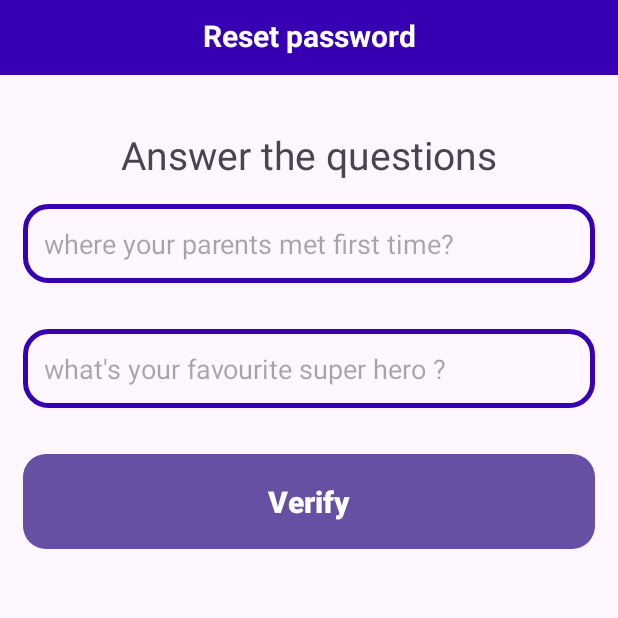
After one commit to Tohamy20/ecommersapp, an Android app built with Jetpack Compose: the ResetPasswordActivity screen opened directly, with no data from a screen before it, on a phone screen of 412 x 824 dp, the top half of it. The commit adds this screen. Run offline under Robolectric (Android 15) with nearby library versions, the phone set to English and light mode, and no system bars; our stand-ins replace Firebase (no records; nobody signed in at launch, a user with empty details on screens opened directly); 2 statements that could not run were skipped.

Commit message:
pushagainafter mahmoud after b2a admin log out orders done show orders content admin before apply changes apply working reclean setting security answers

```diff
--- a/app/src/main/AndroidManifest.xml
+++ b/app/src/main/AndroidManifest.xml
@@ -18,6 +18,9 @@
         android:supportsRtl="true"
         android:theme="@style/Theme.Talabatend"
         tools:targetApi="31">
+        <activity
+            android:name=".ResetPasswordActivity"
+            android:exported="false" />
         <activity
             android:name=".Admin.AdminMaintainProductsActivity"
             android:exported="false" />
--- a/app/src/main/java/com/example/talabatend/CartActivity.java
+++ b/app/src/main/java/com/example/talabatend/CartActivity.java
@@ -52,7 +52,7 @@ public class CartActivity extends AppCompatActivity
         layoutManager = new LinearLayoutManager(this);
         recyclerView.setLayoutManager(layoutManager);
         nextprocessbuttn = (Button) findViewById(R.id.next_process_btn);
-        txttotalamount = (TextView) findViewById(R.id.total_price);
+        txttotalamount = (TextView) findViewById(R.id.page_title);
         txtmsg1 = (TextView) findViewById(R.id.msg1);
 
 
--- /dev/null
+++ b/app/src/main/java/com/example/talabatend/ResetPasswordActivity.java
@@ -0,0 +1,164 @@
+package com.example.talabatend;
+
+import android.content.Intent;
+import android.os.Bundle;
+import android.view.View;
+import android.widget.Button;
+import android.widget.EditText;
+import android.widget.TextView;
+import android.widget.Toast;
+
+import androidx.annotation.NonNull;
+import androidx.appcompat.app.AppCompatActivity;
+
+import com.example.talabatend.Prevalent.Prevalent;
+import com.google.android.gms.tasks.OnCompleteListener;
+import com.google.android.gms.tasks.Task;
+import com.google.firebase.database.DataSnapshot;
+import com.google.firebase.database.DatabaseError;
+import com.google.firebase.database.DatabaseReference;
+import com.google.firebase.database.FirebaseDatabase;
+import com.google.firebase.database.ValueEventListener;
+
+import java.util.HashMap;
+
+public class ResetPasswordActivity extends AppCompatActivity
+{
+
+    private String check ="";
+    private TextView pagetitle,titlequestion;
+    private EditText phonenumber,question1,question2;
+    private Button verifybtn;
+
+
+
+    @Override
+    protected void onCreate(Bundle savedInstanceState) {
+        super.onCreate(savedInstanceState);
+        setContentView(R.layout.activity_reset_password);
+
+
+        check =getIntent().getStringExtra("check");
+
+
+        pagetitle = findViewById(R.id.page_title);
+        titlequestion = findViewById(R.id.title_question);
+        phonenumber = findViewById(R.id.rest_find_phone_number);
+        question1 = findViewById(R.id.question_1);
+        question2 = findViewById(R.id.question_2);
+        verifybtn = findViewById(R.id.veirfy_btn);
+
+
+
+
+
+
+    }
+
+    @Override
+    protected void onStart()
+    {
+        super.onStart();
+        phonenumber.setVisibility(View.GONE);
+
+        if (check.equals("settings"))
+        {
+
+
+
+            pagetitle.setText("Set question");
+            titlequestion.setText("please set answers to the fellowing question");
+
+            verifybtn.setText("Set");
+
+            displayperiviousanswers();
+
+            verifybtn.setOnClickListener(new View.OnClickListener() {
+                @Override
+                public void onClick(View v)
+                {
+
+                    setanswers();
+
+
+                }
+            });
+
+        }
+        else if (check.equals("login"))
+        {
+            phonenumber.setVisibility(View.VISIBLE);
+
+
+        }
+    }
+    private void setanswers(){
+        String answer1 = question1.getText().toString().toLowerCase();
+        String answer2 = question2.getText().toString().toLowerCase();
+        if (question1.equals("")&& question2.equals(""))
+        {
+            Toast.makeText(ResetPasswordActivity.this, "please answer alll questions", Toast.LENGTH_SHORT).show();
+        }
+        else
+        {
+            String user = Prevalent.currentonlineuser.getPhone();
+            DatabaseReference ref = FirebaseDatabase.getInstance().getReference().child("Users").child(user);
+            HashMap<String,Object> userdatamap = new HashMap<>();
+            userdatamap.put("answer1",answer1);
+            userdatamap.put("answer2",answer2);
+
+            ref.child("security question").updateChildren(userdatamap).addOnCompleteListener(new OnCompleteListener<Void>() {
+                @Override
+                public void onComplete(@NonNull Task<Void> task)
+                {
+                    if (task.isSuccessful())
+                    {
+                        Toast.makeText(ResetPasswordActivity.this, "you have answer security question successully", Toast.LENGTH_SHORT).show();
+                        Intent intent = new Intent(ResetPasswordActivity.this,HomeActivity.class);
+                        startActivity(intent);
+
+                    }
+
+                }
+            });
+
+        }
+    }
+    private void displayperiviousanswers(){
+
+
+        String user = Prevalent.currentonlineuser.getPhone();
+        DatabaseReference ref = FirebaseDatabase.getInstance().getReference().child("Users").child(user);
+
+
+        ref.child("security question").addValueEventListener(new ValueEventListener() {
+            @Override
+            public void onDataChange(@NonNull DataSnapshot snapshot)
+            {
+                if (snapshot.exists())
+                {
+
+                    String ans1 = snapshot.child("answer1").getValue().toString();
+                    String ans2 = snapshot.child("answer2").getValue().toString();
+                    question1.setText(ans1);
+                    question2.setText(ans2);
+
+
+                }
+            }
+
+            @Override
+            public void onCancelled(@NonNull DatabaseError error)
+            {
+
+
+            }
+        });
+
+
+
+
+
+
+    }
+}
--- a/app/src/main/res/layout/activity_cart.xml
+++ b/app/src/main/res/layout/activity_cart.xml
@@ -15,7 +15,7 @@
         android:background="@color/design_default_color_primary_dark"
         >
         <TextView
-            android:id="@+id/total_price"
+            android:id="@+id/page_title"
             android:layout_width="match_parent"
             android:layout_height="wrap_content"
             android:text="Total Price"
--- /dev/null
+++ b/app/src/main/res/layout/activity_reset_password.xml
@@ -0,0 +1,111 @@
+<?xml version="1.0" encoding="utf-8"?>
+<RelativeLayout
+    xmlns:android="http://schemas.android.com/apk/res/android"
+    xmlns:app="http://schemas.android.com/apk/res-auto"
+    xmlns:tools="http://schemas.android.com/tools"
+    android:layout_width="match_parent"
+    android:layout_height="match_parent"
+    tools:context=".ResetPasswordActivity">
+
+    <RelativeLayout
+        android:id="@+id/relative_444"
+        android:layout_width="match_parent"
+        android:layout_height="50dp"
+
+        android:layout_alignParentTop="true"
+        android:background="@color/design_default_color_primary_dark"
+        >
+
+
+
+        <TextView
+            android:id="@+id/page_title"
+            android:layout_width="match_parent"
+            android:layout_height="wrap_content"
+            android:text="Reset password"
+            android:textStyle="bold"
+
+            android:textColor="@color/white"
+            android:textSize="20dp"
+            android:textAlignment="center"
+            android:layout_marginTop="10dp"
+
+
+            />
+
+    </RelativeLayout>
+
+    <EditText
+        android:id="@+id/rest_find_phone_number"
+        android:layout_width="match_parent"
+        android:layout_height="wrap_content"
+        android:hint="please your phone number"
+        android:background="@drawable/input_design"
+        android:padding="14dp"
+        android:layout_margin="15dp"
+        android:layout_below="@id/relative_444"
+
+
+
+        />
+
+    <TextView
+        android:id="@+id/title_question"
+        android:layout_width="match_parent"
+        android:layout_height="wrap_content"
+        android:text="Answer the questions"
+        android:gravity="center"
+        android:textSize="26dp"
+        android:layout_marginTop="35dp"
+        android:layout_below="@id/rest_find_phone_number"
+
+
+        />
+    <EditText
+        android:id="@+id/question_1"
+        android:layout_width="match_parent"
+        android:layout_height="wrap_content"
+        android:hint="where your parents met first time?"
+        android:background="@drawable/input_design"
+        android:padding="14dp"
+        android:layout_margin="15dp"
+        android:layout_below="@id/title_question"
+
+
+
+
+
+        />
+    <EditText
+        android:id="@+id/question_2"
+        android:layout_width="match_parent"
+        android:layout_height="wrap_content"
+        android:hint="what's your favourite super hero ?"
+        android:background="@drawable/input_design"
+        android:padding="14dp"
+        android:layout_margin="15dp"
+        android:layout_below="@id/question_1"
+
+
+
+        />
+    <Button
+        android:id="@+id/veirfy_btn"
+        android:layout_width="match_parent"
+        android:layout_height="wrap_content"
+        android:text="Verify"
+        android:background="@drawable/buttons"
+        android:padding="14dp"
+        android:layout_margin="15dp"
+        android:layout_below="@id/question_2"
+        android:textColor="@color/white"
+        android:textStyle="bold"
+        android:textSize="20dp"
+
+
+
+
+        />
+
+
+</RelativeLayout>
```
Also changed, not shown: app/src/main/java/com/example/talabatend/LoginActivity.java (+12 -1 lines), app/src/main/java/com/example/talabatend/SettingsActivity.java (+17 -0 lines), app/src/main/res/layout/activity_settings.xml (+19 -3 lines).
